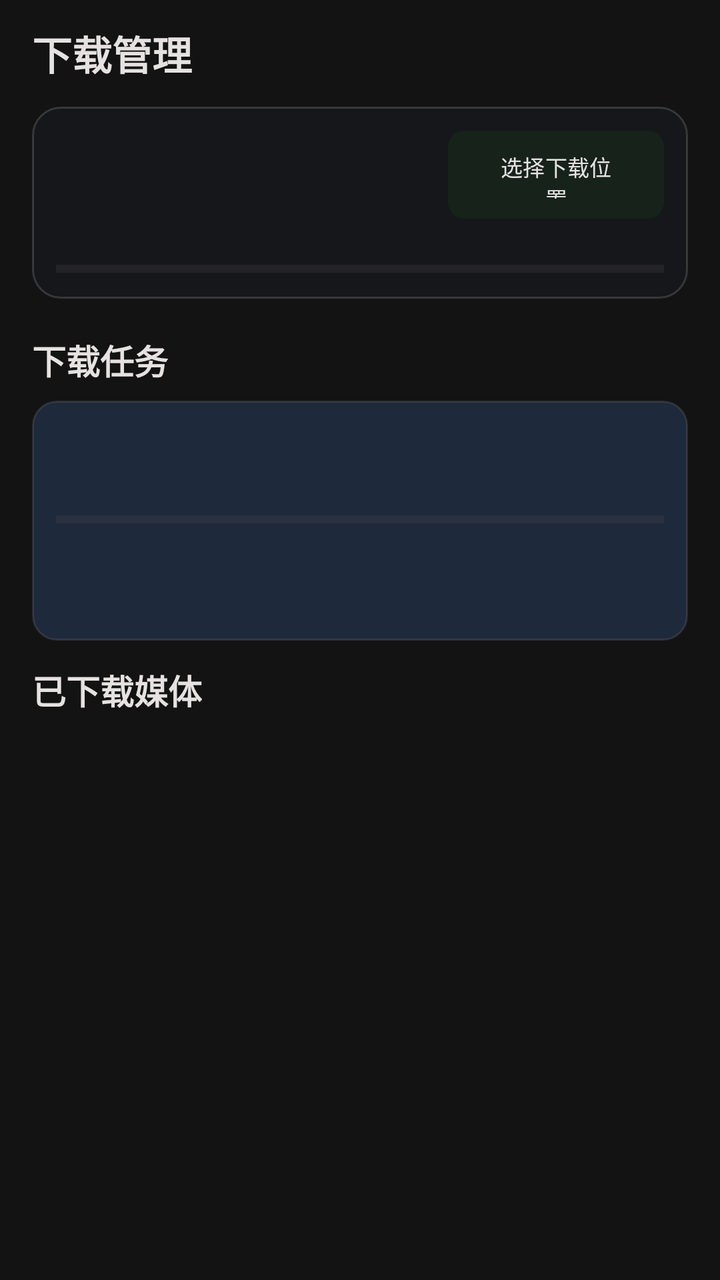
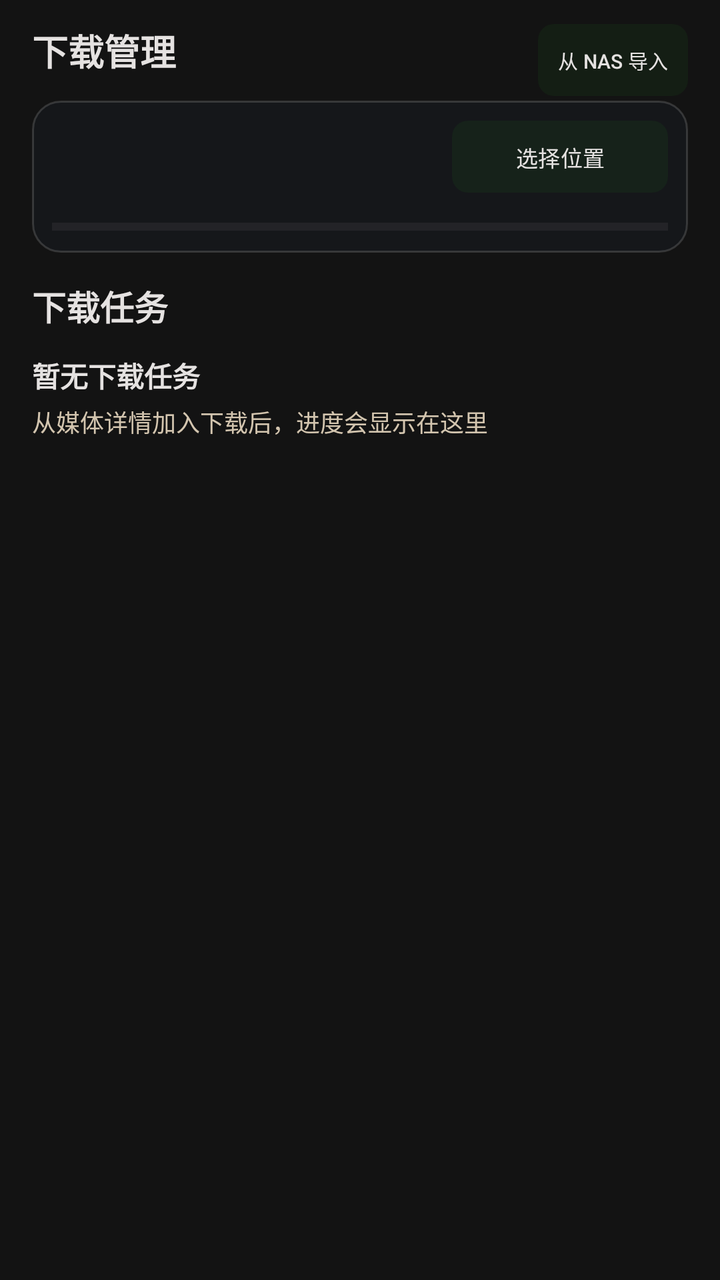

Two renders of the same Android screen: before a commit and after it. Below are the layout's source before the change and the commit's diff.
<!-- AndroidManifest.xml: another module's application theme Theme.YuanBaoTv -->
<!-- res/layout/activity_downloads.xml -->
<?xml version="1.0" encoding="utf-8"?>
<androidx.constraintlayout.widget.ConstraintLayout xmlns:android="http://schemas.android.com/apk/res/android"
    xmlns:app="http://schemas.android.com/apk/res-auto"
    android:layout_width="match_parent"
    android:layout_height="match_parent"
    android:background="@color/tv_bg_dark"
    android:paddingStart="16dp"
    android:paddingTop="12dp"
    android:paddingEnd="16dp">

    <TextView android:id="@+id/tv_title" android:layout_width="wrap_content" android:layout_height="wrap_content" android:text="@string/title_downloads" android:textColor="@color/tv_text_primary" android:textSize="@dimen/phone_download_title_size" android:textStyle="bold" app:layout_constraintStart_toStartOf="parent" app:layout_constraintTop_toTopOf="parent" />

    <androidx.constraintlayout.widget.ConstraintLayout
        android:id="@+id/card_storage_info"
        android:layout_width="0dp"
        android:layout_height="@dimen/phone_download_storage_height"
        android:layout_marginTop="12dp"
        android:background="@drawable/bg_glass_card"
        android:padding="12dp"
        app:layout_constraintEnd_toEndOf="parent"
        app:layout_constraintStart_toStartOf="parent"
        app:layout_constraintTop_toBottomOf="@id/tv_title">
        <TextView android:id="@+id/tv_storage_label" android:layout_width="0dp" android:layout_height="wrap_content" android:ellipsize="end" android:maxLines="1" android:textColor="@color/tv_text_primary" android:textSize="13sp" android:textStyle="bold" app:layout_constraintEnd_toStartOf="@id/btn_select_storage" app:layout_constraintStart_toStartOf="parent" app:layout_constraintTop_toTopOf="parent" />
        <TextView android:id="@+id/tv_storage_capacity" android:layout_width="0dp" android:layout_height="wrap_content" android:layout_marginTop="4dp" android:ellipsize="end" android:maxLines="1" android:textColor="@color/tv_text_secondary" android:textSize="11sp" app:layout_constraintEnd_toStartOf="@id/btn_select_storage" app:layout_constraintStart_toStartOf="parent" app:layout_constraintTop_toBottomOf="@id/tv_storage_label" />
        <Button android:id="@+id/btn_select_storage" android:layout_width="108dp" android:layout_height="@dimen/phone_download_storage_button_height" android:background="@drawable/bg_tv_button_focus" android:text="@string/storage_select_target" android:textColor="@color/tv_text_primary" android:textSize="11sp" app:layout_constraintEnd_toEndOf="parent" app:layout_constraintTop_toTopOf="parent" />
        <ProgressBar android:id="@+id/pb_storage" style="?android:attr/progressBarStyleHorizontal" android:layout_width="0dp" android:layout_height="6dp" android:max="100" android:progressTint="@color/tv_accent_cyan" app:layout_constraintBottom_toBottomOf="parent" app:layout_constraintEnd_toEndOf="parent" app:layout_constraintStart_toStartOf="parent" />
    </androidx.constraintlayout.widget.ConstraintLayout>

    <TextView android:id="@+id/tv_label_downloading" android:layout_width="wrap_content" android:layout_height="wrap_content" android:layout_marginTop="@dimen/phone_download_section_margin" android:text="@string/section_downloading" android:textColor="@color/tv_text_primary" android:textSize="17sp" android:textStyle="bold" app:layout_constraintStart_toStartOf="parent" app:layout_constraintTop_toBottomOf="@id/card_storage_info" />

    <androidx.constraintlayout.widget.ConstraintLayout
        android:id="@+id/card_download_task"
        android:layout_width="0dp"
        android:layout_height="@dimen/phone_download_task_height"
        android:layout_marginTop="8dp"
        android:background="@drawable/bg_tv_focus_ring"
        android:focusable="true"
        android:padding="12dp"
        app:layout_constraintEnd_toEndOf="parent"
        app:layout_constraintStart_toStartOf="parent"
        app:layout_constraintTop_toBottomOf="@id/tv_label_downloading">
        <TextView android:id="@+id/tv_task_title" android:layout_width="0dp" android:layout_height="wrap_content" android:ellipsize="end" android:maxLines="1" android:textColor="@color/tv_text_primary" android:textSize="13sp" android:textStyle="bold" app:layout_constraintEnd_toEndOf="parent" app:layout_constraintStart_toStartOf="parent" app:layout_constraintTop_toTopOf="parent" />
        <TextView android:id="@+id/tv_task_speed" android:layout_width="0dp" android:layout_height="wrap_content" android:layout_marginTop="4dp" android:ellipsize="end" android:maxLines="1" android:textColor="@color/tv_accent_cyan" android:textSize="11sp" app:layout_constraintEnd_toEndOf="parent" app:layout_constraintStart_toStartOf="parent" app:layout_constraintTop_toBottomOf="@id/tv_task_title" />
        <ProgressBar android:id="@+id/pb_task" style="?android:attr/progressBarStyleHorizontal" android:layout_width="0dp" android:layout_height="6dp" android:layout_marginTop="8dp" android:max="100" android:progressTint="@color/tv_accent_blue" app:layout_constraintEnd_toEndOf="parent" app:layout_constraintStart_toStartOf="parent" app:layout_constraintTop_toBottomOf="@id/tv_task_speed" />
        <Button android:id="@+id/btn_task_pause" android:visibility="gone" android:layout_width="1dp" android:layout_height="1dp" />
        <Button android:id="@+id/btn_task_cancel" android:visibility="gone" android:layout_width="1dp" android:layout_height="1dp" />
    </androidx.constraintlayout.widget.ConstraintLayout>

    <androidx.recyclerview.widget.RecyclerView
        android:id="@+id/rv_download_tasks"
        android:layout_width="0dp"
        android:layout_height="@dimen/phone_download_task_height"
        android:layout_marginTop="8dp"
        android:clipToPadding="false"
        android:scrollbars="none"
        app:layoutManager="androidx.recyclerview.widget.LinearLayoutManager"
        app:layout_constraintEnd_toEndOf="parent"
        app:layout_constraintStart_toStartOf="parent"
        app:layout_constraintTop_toBottomOf="@id/tv_label_downloading" />

    <TextView android:id="@+id/tv_label_downloaded" android:layout_width="wrap_content" android:layout_height="wrap_content" android:layout_marginTop="12dp" android:text="@string/section_downloaded_gallery" android:textColor="@color/tv_text_primary" android:textSize="17sp" android:textStyle="bold" app:layout_constraintStart_toStartOf="parent" app:layout_constraintTop_toBottomOf="@id/card_download_task" />
    <androidx.recyclerview.widget.RecyclerView android:id="@+id/rv_downloaded" android:layout_width="0dp" android:layout_height="0dp" android:layout_marginTop="8dp" android:clipToPadding="false" android:orientation="horizontal" android:paddingBottom="16dp" android:scrollbars="none" app:layoutManager="androidx.recyclerview.widget.LinearLayoutManager" app:layout_constraintBottom_toBottomOf="parent" app:layout_constraintEnd_toEndOf="parent" app:layout_constraintStart_toStartOf="parent" app:layout_constraintTop_toBottomOf="@id/tv_label_downloaded" app:layout_constraintVertical_weight="1.2" />
</androidx.constraintlayout.widget.ConstraintLayout>
<!-- resources referenced by this layout -->
<resources>
  <color name="tv_accent_blue">#38BDF8</color>
  <color name="tv_accent_cyan">#84F5E8</color>
  <color name="tv_bg_dark">#131313</color>
  <color name="tv_text_primary">#E5E2E1</color>
  <color name="tv_text_secondary">#D3C5AF</color>
  <dimen name="phone_download_section_margin">18dp</dimen>
  <dimen name="phone_download_storage_button_height">44dp</dimen>
  <dimen name="phone_download_storage_height">96dp</dimen>
  <dimen name="phone_download_task_height">120dp</dimen>
  <dimen name="phone_download_title_size">20sp</dimen>
  <!-- drawable bg_glass_card (drawable) -->
  <?xml version="1.0" encoding="utf-8"?>
  <shape xmlns:android="http://schemas.android.com/apk/res/android"
      android:shape="rectangle">
      <solid android:color="@color/tv_bg_glass" />
      <stroke android:width="1dp" android:color="#26FFFFFF" />
      <corners android:radius="14dp" />
  </shape>
  <!-- drawable bg_tv_button_focus (drawable) -->
  <?xml version="1.0" encoding="utf-8"?>
  <selector xmlns:android="http://schemas.android.com/apk/res/android">
      <item android:state_focused="true">
          <shape android:shape="rectangle">
              <solid android:color="@color/tv_accent_blue" />
              <stroke android:width="2dp" android:color="@color/tv_focus_ring" />
              <corners android:radius="8dp" />
          </shape>
      </item>
      <item>
          <shape android:shape="rectangle">
              <solid android:color="#26FFFFFF" />
              <corners android:radius="8dp" />
          </shape>
      </item>
  </selector>
  <!-- drawable bg_tv_focus_ring (drawable) -->
  <?xml version="1.0" encoding="utf-8"?>
  <selector xmlns:android="http://schemas.android.com/apk/res/android">
      <item android:state_focused="true">
          <shape android:shape="rectangle">
              <solid android:color="#263B82F6" />
              <stroke android:width="3dp" android:color="@color/tv_focus_ring" />
              <corners android:radius="12dp" />
          </shape>
      </item>
      <item>
          <shape android:shape="rectangle">
              <solid android:color="@color/tv_bg_card" />
              <stroke android:width="1dp" android:color="#1AFFFFFF" />
              <corners android:radius="12dp" />
          </shape>
      </item>
  </selector>
  <string name="section_downloaded_gallery">已下载媒体</string>
  <string name="section_downloading">下载任务</string>
  <string name="storage_select_target">选择下载位置</string>
  <string name="title_downloads">下载管理</string>
  <style name="Theme.YuanBaoTv" parent="Theme.Material3.DayNight.NoActionBar">
          <item name="colorPrimary">@color/primary</item>
          <item name="colorOnPrimary">@color/on_primary</item>
          <item name="android:statusBarColor">@android:color/transparent</item>
          <item name="android:navigationBarColor">@android:color/transparent</item>
          <item name="android:windowLightStatusBar">false</item>
          <item name="buttonStyle">@style/Widget.YuanBaoTv.Button</item>
      </style>
  <color name="tv_bg_glass">#331E293B</color>
  <color name="tv_focus_ring">#84F5E8</color>
  <color name="tv_bg_card">#1E293B</color>
  <color name="primary">#1B5E20</color>
  <color name="on_primary">#FFFFFF</color>
  <style name="Widget.YuanBaoTv.Button" parent="Widget.AppCompat.Button">
          <item name="android:backgroundTint">@null</item>
          <item name="backgroundTint">@null</item>
          <item name="android:textAllCaps">false</item>
      </style>
</resources>

<!-- the commit's change to res/layout/activity_downloads.xml (unified diff, before → after) -->
@@ -8,7 +8,8 @@
     android:paddingTop="12dp"
     android:paddingEnd="16dp">
 
-    <TextView android:id="@+id/tv_title" android:layout_width="wrap_content" android:layout_height="wrap_content" android:text="@string/title_downloads" android:textColor="@color/tv_text_primary" android:textSize="@dimen/phone_download_title_size" android:textStyle="bold" app:layout_constraintStart_toStartOf="parent" app:layout_constraintTop_toTopOf="parent" />
+    <TextView android:id="@+id/tv_title" android:layout_width="0dp" android:layout_height="wrap_content" android:ellipsize="end" android:maxLines="1" android:text="@string/title_downloads" android:textColor="@color/tv_text_primary" android:textSize="@dimen/phone_download_title_size" android:textStyle="bold" app:layout_constraintEnd_toStartOf="@id/btn_import_nas" app:layout_constraintStart_toStartOf="parent" app:layout_constraintTop_toTopOf="parent" />
+    <Button android:id="@+id/btn_import_nas" android:layout_width="wrap_content" android:layout_height="36dp" android:background="@drawable/bg_tv_button_focus" android:backgroundTint="@null" android:minWidth="0dp" android:paddingHorizontal="10dp" android:text="@string/btn_import_nas" android:textColor="@color/tv_text_primary" android:textSize="10sp" app:layout_constraintEnd_toEndOf="parent" app:layout_constraintTop_toTopOf="parent" />
 
     <androidx.constraintlayout.widget.ConstraintLayout
         android:id="@+id/card_storage_info"
@@ -16,7 +17,7 @@
         android:layout_height="@dimen/phone_download_storage_height"
         android:layout_marginTop="12dp"
         android:background="@drawable/bg_glass_card"
-        android:padding="12dp"
+        android:padding="10dp"
         app:layout_constraintEnd_toEndOf="parent"
         app:layout_constraintStart_toStartOf="parent"
         app:layout_constraintTop_toBottomOf="@id/tv_title">
@@ -28,36 +29,47 @@
 
     <TextView android:id="@+id/tv_label_downloading" android:layout_width="wrap_content" android:layout_height="wrap_content" android:layout_marginTop="@dimen/phone_download_section_margin" android:text="@string/section_downloading" android:textColor="@color/tv_text_primary" android:textSize="17sp" android:textStyle="bold" app:layout_constraintStart_toStartOf="parent" app:layout_constraintTop_toBottomOf="@id/card_storage_info" />
 
-    <androidx.constraintlayout.widget.ConstraintLayout
-        android:id="@+id/card_download_task"
+    <LinearLayout
+        android:id="@+id/layout_download_tasks_empty"
         android:layout_width="0dp"
-        android:layout_height="@dimen/phone_download_task_height"
-        android:layout_marginTop="8dp"
-        android:background="@drawable/bg_tv_focus_ring"
-        android:focusable="true"
-        android:padding="12dp"
+        android:layout_height="wrap_content"
+        android:layout_marginTop="12dp"
+        android:orientation="vertical"
         app:layout_constraintEnd_toEndOf="parent"
         app:layout_constraintStart_toStartOf="parent"
         app:layout_constraintTop_toBottomOf="@id/tv_label_downloading">
-        <TextView android:id="@+id/tv_task_title" android:layout_width="0dp" android:layout_height="wrap_content" android:ellipsize="end" android:maxLines="1" android:textColor="@color/tv_text_primary" android:textSize="13sp" android:textStyle="bold" app:layout_constraintEnd_toEndOf="parent" app:layout_constraintStart_toStartOf="parent" app:layout_constraintTop_toTopOf="parent" />
-        <TextView android:id="@+id/tv_task_speed" android:layout_width="0dp" android:layout_height="wrap_content" android:layout_marginTop="4dp" android:ellipsize="end" android:maxLines="1" android:textColor="@color/tv_accent_cyan" android:textSize="11sp" app:layout_constraintEnd_toEndOf="parent" app:layout_constraintStart_toStartOf="parent" app:layout_constraintTop_toBottomOf="@id/tv_task_title" />
-        <ProgressBar android:id="@+id/pb_task" style="?android:attr/progressBarStyleHorizontal" android:layout_width="0dp" android:layout_height="6dp" android:layout_marginTop="8dp" android:max="100" android:progressTint="@color/tv_accent_blue" app:layout_constraintEnd_toEndOf="parent" app:layout_constraintStart_toStartOf="parent" app:layout_constraintTop_toBottomOf="@id/tv_task_speed" />
-        <Button android:id="@+id/btn_task_pause" android:visibility="gone" android:layout_width="1dp" android:layout_height="1dp" />
-        <Button android:id="@+id/btn_task_cancel" android:visibility="gone" android:layout_width="1dp" android:layout_height="1dp" />
-    </androidx.constraintlayout.widget.ConstraintLayout>
+        <TextView
+            android:layout_width="match_parent"
+            android:layout_height="wrap_content"
+            android:ellipsize="end"
+            android:maxLines="1"
+            android:text="@string/downloads_empty_title"
+            android:textColor="@color/tv_text_primary"
+            android:textSize="14sp"
+            android:textStyle="bold" />
+        <TextView
+            android:layout_width="match_parent"
+            android:layout_height="wrap_content"
+            android:layout_marginTop="4dp"
+            android:ellipsize="end"
+            android:maxLines="2"
+            android:text="@string/downloads_empty_message"
+            android:textColor="@color/tv_text_secondary"
+            android:textSize="12sp" />
+    </LinearLayout>
 
     <androidx.recyclerview.widget.RecyclerView
         android:id="@+id/rv_download_tasks"
         android:layout_width="0dp"
-        android:layout_height="@dimen/phone_download_task_height"
+        android:layout_height="0dp"
         android:layout_marginTop="8dp"
         android:clipToPadding="false"
+        android:paddingBottom="16dp"
         android:scrollbars="none"
         app:layoutManager="androidx.recyclerview.widget.LinearLayoutManager"
+        app:layout_constraintBottom_toBottomOf="parent"
         app:layout_constraintEnd_toEndOf="parent"
         app:layout_constraintStart_toStartOf="parent"
         app:layout_constraintTop_toBottomOf="@id/tv_label_downloading" />
 
-    <TextView android:id="@+id/tv_label_downloaded" android:layout_width="wrap_content" android:layout_height="wrap_content" android:layout_marginTop="12dp" android:text="@string/section_downloaded_gallery" android:textColor="@color/tv_text_primary" android:textSize="17sp" android:textStyle="bold" app:layout_constraintStart_toStartOf="parent" app:layout_constraintTop_toBottomOf="@id/card_download_task" />
-    <androidx.recyclerview.widget.RecyclerView android:id="@+id/rv_downloaded" android:layout_width="0dp" android:layout_height="0dp" android:layout_marginTop="8dp" android:clipToPadding="false" android:orientation="horizontal" android:paddingBottom="16dp" android:scrollbars="none" app:layoutManager="androidx.recyclerview.widget.LinearLayoutManager" app:layout_constraintBottom_toBottomOf="parent" app:layout_constraintEnd_toEndOf="parent" app:layout_constraintStart_toStartOf="parent" app:layout_constraintTop_toBottomOf="@id/tv_label_downloaded" app:layout_constraintVertical_weight="1.2" />
 </androidx.constraintlayout.widget.ConstraintLayout>
<!-- resource entries referenced after the edit -->
@@ -5,11 +5,10 @@
   <color name="tv_bg_dark">#131313</color>
   <color name="tv_text_primary">#E5E2E1</color>
   <color name="tv_text_secondary">#D3C5AF</color>
-  <dimen name="phone_download_section_margin">18dp</dimen>
-  <dimen name="phone_download_storage_button_height">44dp</dimen>
-  <dimen name="phone_download_storage_height">96dp</dimen>
-  <dimen name="phone_download_task_height">120dp</dimen>
-  <dimen name="phone_download_title_size">20sp</dimen>
+  <dimen name="phone_download_section_margin">14dp</dimen>
+  <dimen name="phone_download_storage_button_height">36dp</dimen>
+  <dimen name="phone_download_storage_height">76dp</dimen>
+  <dimen name="phone_download_title_size">18sp</dimen>
   <!-- drawable bg_glass_card (drawable) -->
   <?xml version="1.0" encoding="utf-8"?>
   <shape xmlns:android="http://schemas.android.com/apk/res/android"
@@ -35,27 +34,11 @@
           </shape>
       </item>
   </selector>
-  <!-- drawable bg_tv_focus_ring (drawable) -->
-  <?xml version="1.0" encoding="utf-8"?>
-  <selector xmlns:android="http://schemas.android.com/apk/res/android">
-      <item android:state_focused="true">
-          <shape android:shape="rectangle">
-              <solid android:color="#263B82F6" />
-              <stroke android:width="3dp" android:color="@color/tv_focus_ring" />
-              <corners android:radius="12dp" />
-          </shape>
-      </item>
-      <item>
-          <shape android:shape="rectangle">
-              <solid android:color="@color/tv_bg_card" />
-              <stroke android:width="1dp" android:color="#1AFFFFFF" />
-              <corners android:radius="12dp" />
-          </shape>
-      </item>
-  </selector>
-  <string name="section_downloaded_gallery">已下载媒体</string>
+  <string name="btn_import_nas">从 NAS 导入</string>
+  <string name="downloads_empty_message">从媒体详情加入下载后，进度会显示在这里</string>
+  <string name="downloads_empty_title">暂无下载任务</string>
   <string name="section_downloading">下载任务</string>
-  <string name="storage_select_target">选择下载位置</string>
+  <string name="storage_select_target">选择位置</string>
   <string name="title_downloads">下载管理</string>
   <style name="Theme.YuanBaoTv" parent="Theme.Material3.DayNight.NoActionBar">
           <item name="colorPrimary">@color/primary</item>
@@ -67,7 +50,6 @@
       </style>
   <color name="tv_bg_glass">#331E293B</color>
   <color name="tv_focus_ring">#84F5E8</color>
-  <color name="tv_bg_card">#1E293B</color>
   <color name="primary">#1B5E20</color>
   <color name="on_primary">#FFFFFF</color>
   <style name="Widget.YuanBaoTv.Button" parent="Widget.AppCompat.Button">
